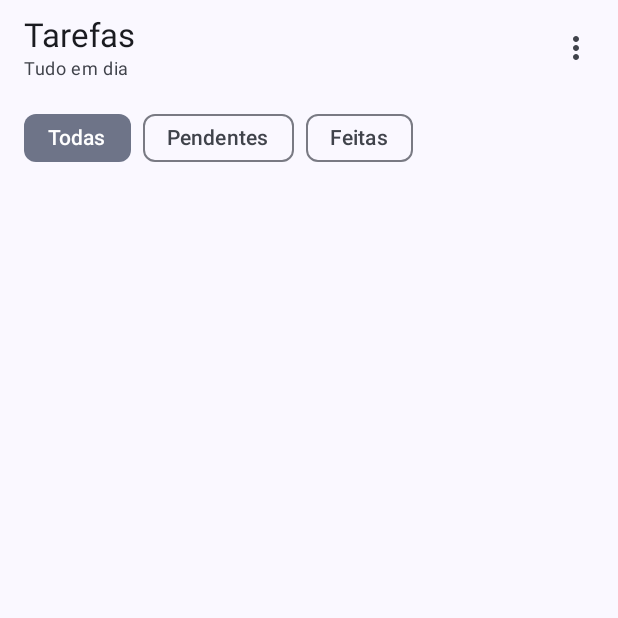
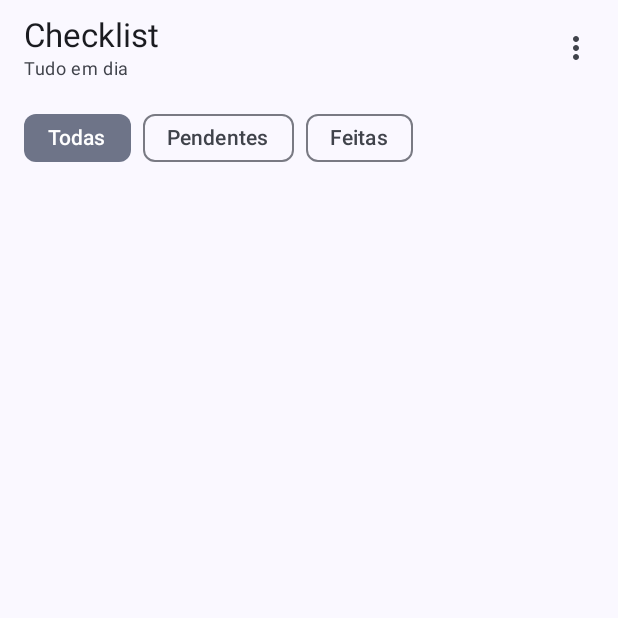
Before and after one commit to dokitodavid/checklist, an Android app built with Jetpack Compose: the screen it shows after launch (MainActivity), on a phone screen of 412 x 824 dp, the top half of it. Run offline under Robolectric (Android 15) with nearby library versions, the phone set to English and light mode, and no system bars.

Commit message:
Renomeia o app para Checklist
Muda só os nomes visíveis (app, widget, título, release e APK).
Classes, applicationId, chave e armazenamento continuam iguais para a
atualização instalar por cima sem perder tarefas nem o widget.

Co-Authored-By: Claude Opus 5.5 <noreply@anthropic.com>
Claude-Session: https://claude.ai/code/session_01MCRMX16kMR2uzMm2rqfhj9

```diff
--- a/app/src/main/AndroidManifest.xml
+++ b/app/src/main/AndroidManifest.xml
@@ -5,7 +5,7 @@
         android:allowBackup="true"
         android:icon="@mipmap/ic_launcher"
         android:roundIcon="@mipmap/ic_launcher"
-        android:label="Tarefas"
+        android:label="Checklist"
         android:theme="@android:style/Theme.Material.NoActionBar">
         <activity
             android:name=".MainActivity"
@@ -21,7 +21,7 @@
         <receiver
             android:name=".TarefasWidgetReceiver"
             android:exported="true"
-            android:label="Tarefas">
+            android:label="Checklist">
             <intent-filter>
                 <action android:name="android.appwidget.action.APPWIDGET_UPDATE" />
             </intent-filter>
--- a/app/src/main/java/com/dkt/todo/TarefasWidget.kt
+++ b/app/src/main/java/com/dkt/todo/TarefasWidget.kt
@@ -106,7 +106,7 @@ private fun WidgetContent(tasks: List<Task>) {
         ) {
             Column(modifier = GlanceModifier.defaultWeight().clickable(openApp)) {
                 Text(
-                    text = "Tarefas",
+                    text = "Checklist",
                     style = TextStyle(
                         fontWeight = FontWeight.Medium,
                         fontSize = 17.sp,
--- a/app/src/main/java/com/dkt/todo/ui/TodoScreen.kt
+++ b/app/src/main/java/com/dkt/todo/ui/TodoScreen.kt
@@ -165,7 +165,7 @@ fun TodoScreen(store: TaskStore, focusTick: Int = 0) {
             TopAppBar(
                 title = {
                     Column {
-                        Text("Tarefas")
+                        Text("Checklist")
                         Text(
                             subtitle,
                             style = MaterialTheme.typography.bodySmall,
--- a/settings.gradle.kts
+++ b/settings.gradle.kts
@@ -12,5 +12,5 @@ dependencyResolutionManagement {
         mavenCentral()
     }
 }
-rootProject.name = "Tarefas"
+rootProject.name = "Checklist"
 include(":app")
```
Also changed, not shown: 2 other files.
